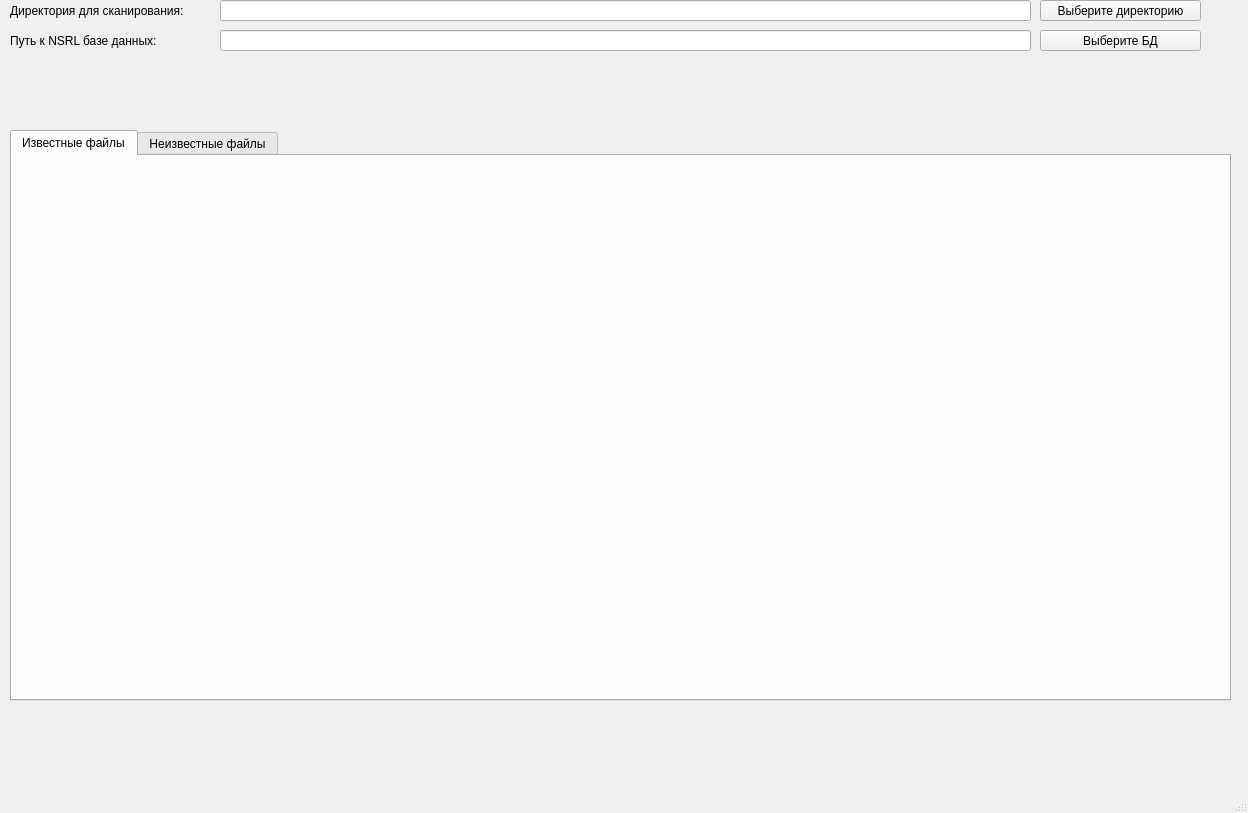
Qt form src/gui/mainwindow.ui (lzlaG/k-plusplus) before a commit.
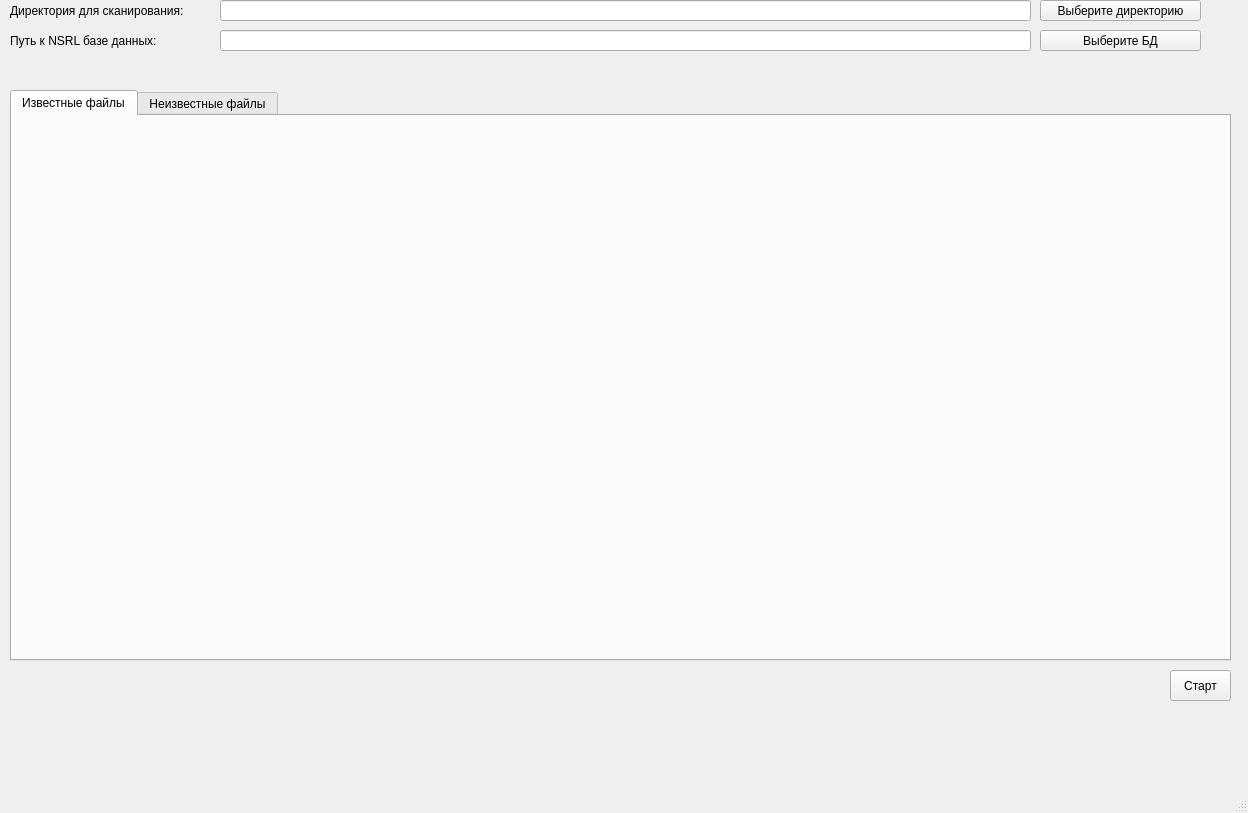
The same form after that commit.

Patch:
```diff
--- a/src/gui/mainwindow.ui
+++ b/src/gui/mainwindow.ui
@@ -18,7 +18,7 @@
     <property name="geometry">
      <rect>
       <x>10</x>
-      <y>130</y>
+      <y>90</y>
       <width>1221</width>
       <height>571</height>
      </rect>
@@ -109,6 +109,19 @@
      <string>Выберите БД</string>
     </property>
    </widget>
+   <widget class="QPushButton" name="pushButton">
+    <property name="geometry">
+     <rect>
+      <x>1170</x>
+      <y>670</y>
+      <width>61</width>
+      <height>31</height>
+     </rect>
+    </property>
+    <property name="text">
+     <string>Старт</string>
+    </property>
+   </widget>
   </widget>
   <widget class="QMenuBar" name="menubar">
    <property name="geometry">
```
